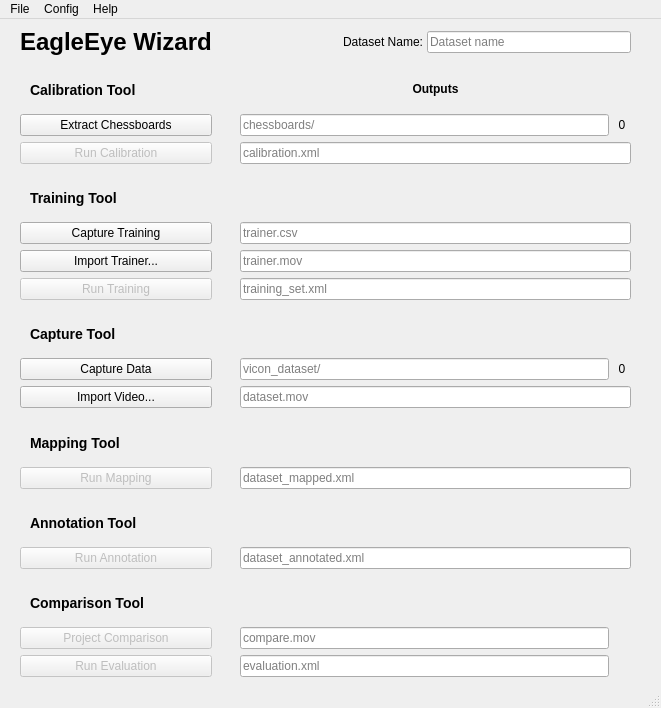
gwillz/EagleEye, file wizard.ui: the form before one commit.
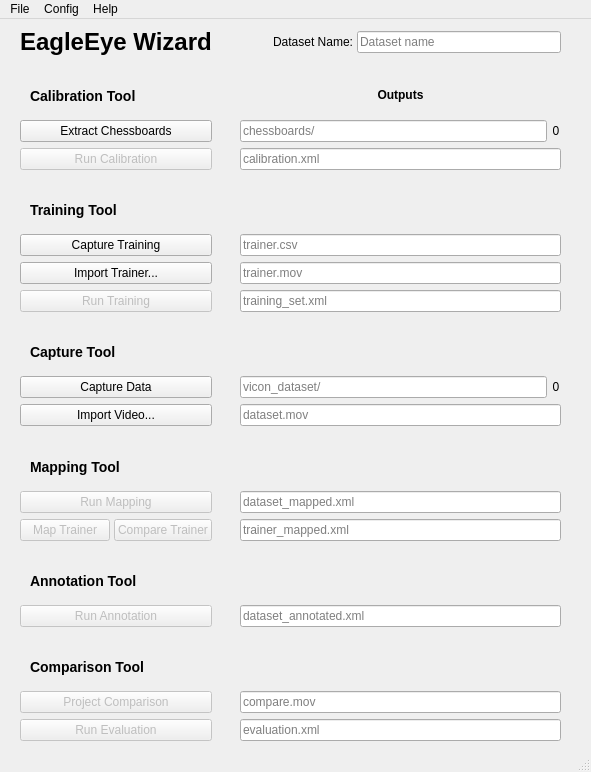
The form after the commit. Icons and pictures are not drawn. Custom widgets are drawn as their Qt base class.

Commit message: added trainer map/compare buttons

What changed in the file:
```diff
--- a/wizard.ui
+++ b/wizard.ui
@@ -6,15 +6,15 @@
    <rect>
     <x>0</x>
     <y>0</y>
-    <width>661</width>
-    <height>708</height>
+    <width>591</width>
+    <height>772</height>
    </rect>
   </property>
   <property name="windowTitle">
    <string>EagleEye Wizard</string>
   </property>
   <widget class="QWidget" name="centralwidget">
-   <layout class="QGridLayout" name="gridLayout" columnstretch="2,2,1,1,9,1,9,1">
+   <layout class="QGridLayout" name="gridLayout" columnstretch="2,2,1,1,9,9,9,1">
     <property name="leftMargin">
      <number>20</number>
     </property>
@@ -24,89 +24,17 @@
     <property name="horizontalSpacing">
      <number>4</number>
     </property>
-    <item row="1" column="0" colspan="2">
-     <widget class="QLabel" name="label_2">
-      <property name="text">
-       <string>&lt;h3&gt;Calibration Tool&lt;/h3&gt;</string>
+    <item row="7" column="0" colspan="2">
+     <widget class="HoverButton" name="trainer_button">
+      <property name="enabled">
+       <bool>false</bool>
       </property>
-      <property name="alignment">
-       <set>Qt::AlignBottom|Qt::AlignLeading|Qt::AlignLeft</set>
-      </property>
-      <property name="indent">
-       <number>10</number>
-      </property>
-     </widget>
-    </item>
-    <item row="11" column="0" colspan="2">
-     <widget class="QLabel" name="label_5">
       <property name="text">
-       <string>&lt;h3&gt;Mapping Tool&lt;/h3&gt;</string>
+       <string>Run Training</string>
       </property>
-      <property name="alignment">
-       <set>Qt::AlignBottom|Qt::AlignLeading|Qt::AlignLeft</set>
-      </property>
-      <property name="indent">
-       <number>10</number>
-      </property>
      </widget>
     </item>
-    <item row="0" column="0" colspan="2">
-     <widget class="QLabel" name="label_8">
-      <property name="text">
-       <string>&lt;h1&gt;EagleEye Wizard&lt;/h1&gt;</string>
-      </property>
-     </widget>
-    </item>
-    <item row="1" column="2" rowspan="16">
-     <spacer name="horizontalSpacer_2">
-      <property name="orientation">
-       <enum>Qt::Horizontal</enum>
-      </property>
-      <property name="sizeType">
-       <enum>QSizePolicy::Fixed</enum>
-      </property>
-      <property name="sizeHint" stdset="0">
-       <size>
-        <width>20</width>
-        <height>20</height>
-       </size>
-      </property>
-     </spacer>
-    </item>
-    <item row="1" column="3" colspan="5">
-     <widget class="QLabel" name="label">
-      <property name="text">
-       <string>&lt;h4&gt;Outputs&lt;/h4&gt;</string>
-      </property>
-      <property name="alignment">
-       <set>Qt::AlignBottom|Qt::AlignHCenter</set>
-      </property>
-      <property name="indent">
-       <number>12</number>
-      </property>
-     </widget>
-    </item>
-    <item row="3" column="3" colspan="5">
-     <widget class="HighlightEdit" name="calibration_edit">
-      <property name="placeholderText">
-       <string>calibration.xml</string>
-      </property>
-     </widget>
-    </item>
-    <item row="4" column="0" colspan="2">
-     <widget class="QLabel" name="label_3">
-      <property name="text">
-       <string>&lt;h3&gt;Training Tool&lt;/h3&gt;</string>
-      </property>
-      <property name="alignment">
-       <set>Qt::AlignBottom|Qt::AlignLeading|Qt::AlignLeft</set>
-      </property>
-      <property name="indent">
-       <number>10</number>
-      </property>
-     </widget>
-    </item>
-    <item row="13" column="0" colspan="2">
+    <item row="14" column="0" colspan="2">
      <widget class="QLabel" name="label_6">
       <property name="text">
        <string>&lt;h3&gt;Annotation Tool&lt;/h3&gt;</string>
@@ -119,39 +47,46 @@
       </property>
      </widget>
     </item>
-    <item row="15" column="0" colspan="2">
-     <widget class="QLabel" name="label_7">
+    <item row="3" column="0" colspan="2">
+     <widget class="HoverButton" name="calibration_button">
+      <property name="enabled">
+       <bool>false</bool>
+      </property>
       <property name="text">
-       <string>&lt;h3&gt;Comparison Tool&lt;/h3&gt;</string>
+       <string>Run Calibration</string>
       </property>
-      <property name="alignment">
-       <set>Qt::AlignBottom|Qt::AlignLeading|Qt::AlignLeft</set>
+     </widget>
+    </item>
+    <item row="12" column="0" colspan="2">
+     <widget class="HoverButton" name="mapping_button">
+      <property name="enabled">
+       <bool>false</bool>
       </property>
-      <property name="indent">
-       <number>10</number>
+      <property name="text">
+       <string>Run Mapping</string>
       </property>
      </widget>
     </item>
-    <item row="8" column="0" colspan="2">
-     <widget class="QLabel" name="label_4">
+    <item row="2" column="7">
+     <widget class="QLabel" name="num_chessboards">
+      <property name="sizePolicy">
+       <sizepolicy hsizetype="Minimum" vsizetype="Preferred">
+        <horstretch>0</horstretch>
+        <verstretch>0</verstretch>
+       </sizepolicy>
+      </property>
       <property name="text">
-       <string>&lt;h3&gt;Capture Tool&lt;/h3&gt;</string>
+       <string>0</string>
       </property>
       <property name="alignment">
-       <set>Qt::AlignBottom|Qt::AlignLeading|Qt::AlignLeft</set>
+       <set>Qt::AlignCenter</set>
       </property>
-      <property name="indent">
-       <number>10</number>
-      </property>
      </widget>
     </item>
-    <item row="6" column="3" colspan="5">
-     <widget class="HighlightEdit" name="trainer_mov_edit">
-      <property name="text">
-       <string/>
-      </property>
+    <item row="9" column="3" colspan="4">
+     <widget class="HighlightEdit" name="vicondata_edit">
       <property name="placeholderText">
-       <string>trainer.mov</string>
+       <string>vicon_dataset/</string>
       </property>
      </widget>
     </item>
@@ -171,24 +106,20 @@
       </property>
      </spacer>
     </item>
-    <item row="12" column="3" colspan="5">
-     <widget class="HighlightEdit" name="dataset_map_edit">
-      <property name="placeholderText">
-       <string>dataset_mapped.xml</string>
+    <item row="2" column="0" colspan="2">
+     <widget class="QPushButton" name="chessboard_button">
+      <property name="text">
+       <string>Extract Chessboards</string>
       </property>
      </widget>
     </item>
-    <item row="7" column="3" colspan="5">
-     <widget class="HighlightEdit" name="trainer_xml_edit">
-      <property name="placeholderText">
-       <string>training_set.xml</string>
+    <item row="2" column="3" colspan="4">
+     <widget class="HighlightEdit" name="chessboard_edit">
+      <property name="text">
+       <string/>
       </property>
-     </widget>
-    </item>
-    <item row="14" column="3" colspan="5">
-     <widget class="HighlightEdit" name="dataset_ann_edit">
       <property name="placeholderText">
-       <string>dataset_annotated.xml</string>
+       <string>chessboards/</string>
       </property>
      </widget>
     </item>
@@ -209,10 +140,40 @@
       </property>
      </widget>
     </item>
-    <item row="10" column="0" colspan="2">
-     <widget class="QPushButton" name="dataset_mov_button">
+    <item row="15" column="0" colspan="2">
+     <widget class="HoverButton" name="annotation_button">
+      <property name="enabled">
+       <bool>false</bool>
+      </property>
       <property name="text">
-       <string>Import Video...</string>
+       <string>Run Annotation</string>
+      </property>
+     </widget>
+    </item>
+    <item row="3" column="3" colspan="5">
+     <widget class="HighlightEdit" name="calibration_edit">
+      <property name="placeholderText">
+       <string>calibration.xml</string>
+      </property>
+     </widget>
+    </item>
+    <item row="1" column="3" colspan="5">
+     <widget class="QLabel" name="label">
+      <property name="text">
+       <string>&lt;h4&gt;Outputs&lt;/h4&gt;</string>
+      </property>
+      <property name="alignment">
+       <set>Qt::AlignBottom|Qt::AlignHCenter</set>
+      </property>
+      <property name="indent">
+       <number>12</number>
+      </property>
+     </widget>
+    </item>
+    <item row="15" column="3" colspan="5">
+     <widget class="HighlightEdit" name="dataset_ann_edit">
+      <property name="placeholderText">
+       <string>dataset_annotated.xml</string>
       </property>
      </widget>
     </item>
@@ -226,6 +187,155 @@
       </property>
      </widget>
     </item>
+    <item row="17" column="0" colspan="2">
+     <widget class="HoverButton" name="comparison_button">
+      <property name="enabled">
+       <bool>false</bool>
+      </property>
+      <property name="text">
+       <string>Project Comparison</string>
+      </property>
+     </widget>
+    </item>
+    <item row="1" column="2" rowspan="17">
+     <spacer name="horizontalSpacer_2">
+      <property name="orientation">
+       <enum>Qt::Horizontal</enum>
+      </property>
+      <property name="sizeType">
+       <enum>QSizePolicy::Fixed</enum>
+      </property>
+      <property name="sizeHint" stdset="0">
+       <size>
+        <width>20</width>
+        <height>20</height>
+       </size>
+      </property>
+     </spacer>
+    </item>
+    <item row="16" column="0" colspan="2">
+     <widget class="QLabel" name="label_7">
+      <property name="text">
+       <string>&lt;h3&gt;Comparison Tool&lt;/h3&gt;</string>
+      </property>
+      <property name="alignment">
+       <set>Qt::AlignBottom|Qt::AlignLeading|Qt::AlignLeft</set>
+      </property>
+      <property name="indent">
+       <number>10</number>
+      </property>
+     </widget>
+    </item>
+    <item row="12" column="3" colspan="5">
+     <widget class="HighlightEdit" name="dataset_map_edit">
+      <property name="placeholderText">
+       <string>dataset_mapped.xml</string>
+      </property>
+     </widget>
+    </item>
+    <item row="0" column="0" colspan="2">
+     <widget class="QLabel" name="label_8">
+      <property name="text">
+       <string>&lt;h1&gt;EagleEye Wizard&lt;/h1&gt;</string>
+      </property>
+     </widget>
+    </item>
+    <item row="18" column="0" colspan="2">
+     <widget class="HoverButton" name="evaluation_button">
+      <property name="enabled">
+       <bool>false</bool>
+      </property>
+      <property name="text">
+       <string>Run Evaluation</string>
+      </property>
+     </widget>
+    </item>
+    <item row="10" column="0" colspan="2">
+     <widget class="QPushButton" name="dataset_mov_button">
+      <property name="text">
+       <string>Import Video...</string>
+      </property>
+     </widget>
+    </item>
+    <item row="11" column="0" colspan="2">
+     <widget class="QLabel" name="label_5">
+      <property name="text">
+       <string>&lt;h3&gt;Mapping Tool&lt;/h3&gt;</string>
+      </property>
+      <property name="alignment">
+       <set>Qt::AlignBottom|Qt::AlignLeading|Qt::AlignLeft</set>
+      </property>
+      <property name="indent">
+       <number>10</number>
+      </property>
+     </widget>
+    </item>
+    <item row="9" column="7">
+     <widget class="QLabel" name="num_vicondata">
+      <property name="text">
+       <string>0</string>
+      </property>
+      <property name="alignment">
+       <set>Qt::AlignCenter</set>
+      </property>
+     </widget>
+    </item>
+    <item row="6" column="3" colspan="5">
+     <widget class="HighlightEdit" name="trainer_mov_edit">
+      <property name="text">
+       <string/>
+      </property>
+      <property name="placeholderText">
+       <string>trainer.mov</string>
+      </property>
+     </widget>
+    </item>
+    <item row="4" column="0" colspan="2">
+     <widget class="QLabel" name="label_3">
+      <property name="text">
+       <string>&lt;h3&gt;Training Tool&lt;/h3&gt;</string>
+      </property>
+      <property name="alignment">
+       <set>Qt::AlignBottom|Qt::AlignLeading|Qt::AlignLeft</set>
+      </property>
+      <property name="indent">
+       <number>10</number>
+      </property>
+     </widget>
+    </item>
+    <item row="1" column="0" colspan="2">
+     <widget class="QLabel" name="label_2">
+      <property name="text">
+       <string>&lt;h3&gt;Calibration Tool&lt;/h3&gt;</string>
+      </property>
+      <property name="alignment">
+       <set>Qt::AlignBottom|Qt::AlignLeading|Qt::AlignLeft</set>
+      </property>
+      <property name="indent">
+       <number>10</number>
+      </property>
+     </widget>
+    </item>
+    <item row="8" column="0" colspan="2">
+     <widget class="QLabel" name="label_4">
+      <property name="text">
+       <string>&lt;h3&gt;Capture Tool&lt;/h3&gt;</string>
+      </property>
+      <property name="alignment">
+       <set>Qt::AlignBottom|Qt::AlignLeading|Qt::AlignLeft</set>
+      </property>
+      <property name="indent">
+       <number>10</number>
+      </property>
+     </widget>
+    </item>
+    <item row="9" column="0" colspan="2">
+     <widget class="QPushButton" name="capture_button">
+      <property name="text">
+       <string>Capture Data</string>
+      </property>
+     </widget>
+    </item>
     <item row="0" column="5" colspan="3">
      <widget class="QLineEdit" name="dataset_name_edit">
       <property name="minimumSize">
@@ -247,49 +357,8 @@
       <property name="alignment">
        <set>Qt::AlignRight|Qt::AlignTrailing|Qt::AlignVCenter</set>
       </property>
-     </widget>
-    </item>
-    <item row="9" column="3" colspan="4">
-     <widget class="HighlightEdit" name="vicondata_edit">
-      <property name="placeholderText">
-       <string>vicon_dataset/</string>
-      </property>
-     </widget>
-    </item>
-    <item row="9" column="7">
-     <widget class="QLabel" name="num_vicondata">
-      <property name="text">
-       <string>0</string>
-      </property>
-      <property name="alignment">
-       <set>Qt::AlignCenter</set>
-      </property>
-     </widget>
-    </item>
-    <item row="3" column="0" colspan="2">
-     <widget class="HoverButton" name="calibration_button">
-      <property name="enabled">
-       <bool>false</bool>
-      </property>
-      <property name="text">
-       <string>Run Calibration</string>
-      </property>
-     </widget>
-    </item>
-    <item row="2" column="0" colspan="2">
-     <widget class="QPushButton" name="chessboard_button">
-      <property name="text">
-       <string>Extract Chessboards</string>
-      </property>
-     </widget>
-    </item>
-    <item row="7" column="0" colspan="2">
-     <widget class="HoverButton" name="trainer_button">
-      <property name="enabled">
-       <bool>false</bool>
-      </property>
-      <property name="text">
-       <string>Run Training</string>
+      <property name="buddy">
+       <cstring>dataset_name_edit</cstring>
       </property>
      </widget>
     </item>
@@ -300,44 +369,34 @@
       </property>
      </widget>
     </item>
-    <item row="9" column="0" colspan="2">
-     <widget class="QPushButton" name="capture_button">
-      <property name="text">
-       <string>Capture Data</string>
+    <item row="7" column="3" colspan="5">
+     <widget class="HighlightEdit" name="trainer_xml_edit">
+      <property name="placeholderText">
+       <string>training_set.xml</string>
       </property>
      </widget>
     </item>
-    <item row="12" column="0" colspan="2">
-     <widget class="HoverButton" name="mapping_button">
+    <item row="13" column="0">
+     <widget class="HoverButton" name="trainer_map_button">
       <property name="enabled">
        <bool>false</bool>
       </property>
       <property name="text">
-       <string>Run Mapping</string>
+       <string>Map Trainer</string>
       </property>
      </widget>
     </item>
-    <item row="14" column="0" colspan="2">
-     <widget class="HoverButton" name="annotation_button">
+    <item row="13" column="1">
+     <widget class="HoverButton" name="trainer_compare_button">
       <property name="enabled">
        <bool>false</bool>
       </property>
       <property name="text">
-       <string>Run Annotation</string>
+       <string>Compare Trainer</string>
       </property>
      </widget>
     </item>
-    <item row="17" column="0" colspan="2">
-     <widget class="HoverButton" name="evaluation_button">
-      <property name="enabled">
-       <bool>false</bool>
-      </property>
-      <property name="text">
-       <string>Run Evaluation</string>
-      </property>
-     </widget>
-    </item>
-    <item row="16" column="3" colspan="4">
+    <item row="17" column="3" colspan="5">
      <widget class="HighlightEdit" name="comparison_edit">
       <property name="text">
        <string/>
@@ -347,40 +406,17 @@
       </property>
      </widget>
     </item>
-    <item row="17" column="3" colspan="4">
+    <item row="18" column="3" colspan="5">
      <widget class="HighlightEdit" name="evaluation_edit">
       <property name="placeholderText">
        <string>evaluation.xml</string>
       </property>
      </widget>
     </item>
-    <item row="16" column="0" colspan="2">
-     <widget class="HoverButton" name="comparison_button">
-      <property name="enabled">
-       <bool>false</bool>
-      </property>
-      <property name="text">
-       <string>Project Comparison</string>
-      </property>
-     </widget>
-    </item>
-    <item row="2" column="7">
-     <widget class="QLabel" name="num_chessboards">
-      <property name="text">
-       <string>0</string>
-      </property>
-      <property name="alignment">
-       <set>Qt::AlignCenter</set>
-      </property>
-     </widget>
-    </item>
-    <item row="2" column="3" colspan="4">
-     <widget class="HighlightEdit" name="chessboard_edit">
-      <property name="text">
-       <string/>
-      </property>
+    <item row="13" column="3" colspan="5">
+     <widget class="HighlightEdit" name="trainer_map_edit">
       <property name="placeholderText">
-       <string>chessboards/</string>
+       <string>trainer_mapped.xml</string>
       </property>
      </widget>
     </item>
@@ -391,8 +427,8 @@
     <rect>
      <x>0</x>
      <y>0</y>
-     <width>661</width>
-     <height>21</height>
+     <width>591</width>
+     <height>29</height>
     </rect>
    </property>
    <widget class="QMenu" name="menuFile">
```
Left out of the diff: 146 changed lines with no effect on the pictures. The commit also changes 1 other file.
